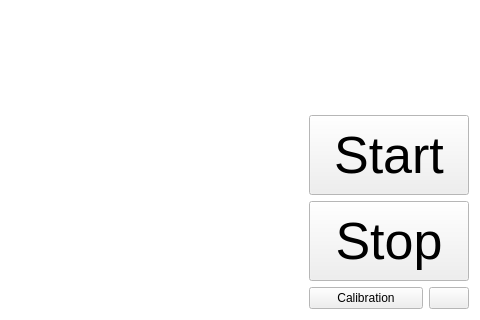
The window that packages/xApplications/binpicking2/BinpickingView.ui (Chunting/UrRobotControllerInTCP) describes before a commit, drawn with Qt 5; both pictures show x 420 to 900 and y 159 to 479 of the 900 by 479 pixel window.
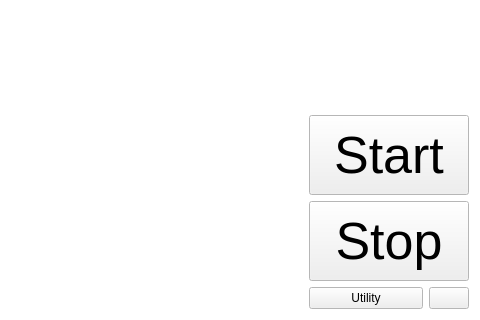
The same window after the commit. Icons and pictures are not drawn.

Commit message: 默认，Logger窗口不显示。

```diff
--- a/packages/xApplications/binpicking2/BinpickingView.ui
+++ b/packages/xApplications/binpicking2/BinpickingView.ui
@@ -329,7 +329,7 @@
        <item>
         <widget class="QPushButton" name="btnCalibration">
          <property name="text">
-          <string>Calibration</string>
+          <string>Utility</string>
          </property>
         </widget>
        </item>
```
Left out of the diff: 2 changed lines with no effect on the pictures. The commit also changes 2 other files.
